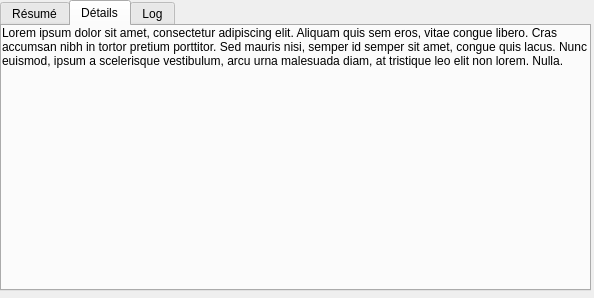
Above: src/detailswidget.ui from cinemaouvert/OPP before the change. Below: the same form after it.
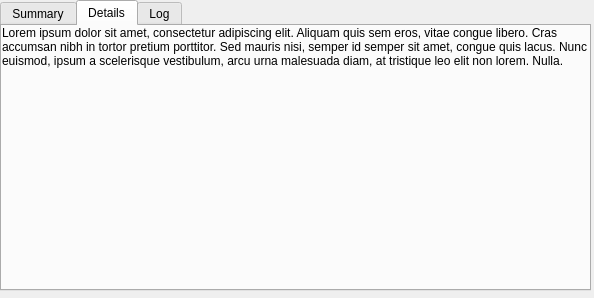
That is the form after the change. The open tabs and pages were chosen to show the change.

Commit message: Traduction - Details

```diff
--- a/src/detailswidget.ui
+++ b/src/detailswidget.ui
@@ -27,7 +27,7 @@
    </property>
    <widget class="QWidget" name="Resume">
     <attribute name="title">
-     <string>Résumé</string>
+     <string>Summary</string>
     </attribute>
     <widget class="QLabel" name="label">
      <property name="geometry">
@@ -51,7 +51,7 @@
    </widget>
    <widget class="QWidget" name="Detail">
     <attribute name="title">
-     <string>Détails</string>
+     <string>Details</string>
     </attribute>
     <widget class="QLabel" name="label_2">
      <property name="geometry">
```
Left out of the diff: 9 changed lines with no effect on the pictures.
